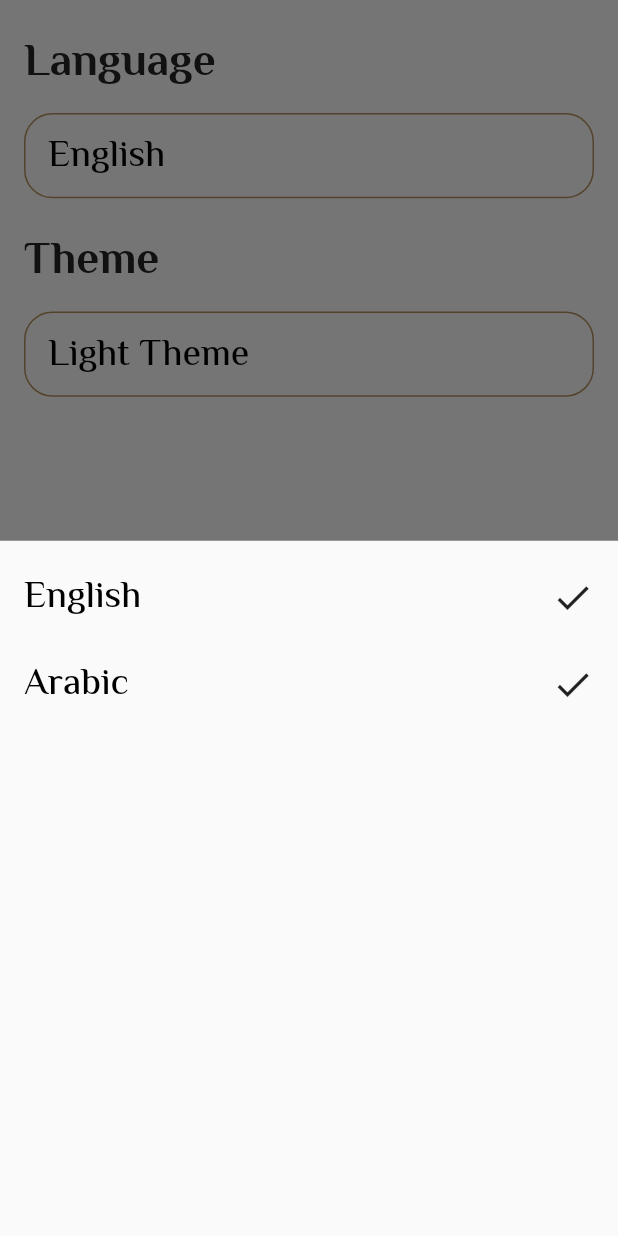
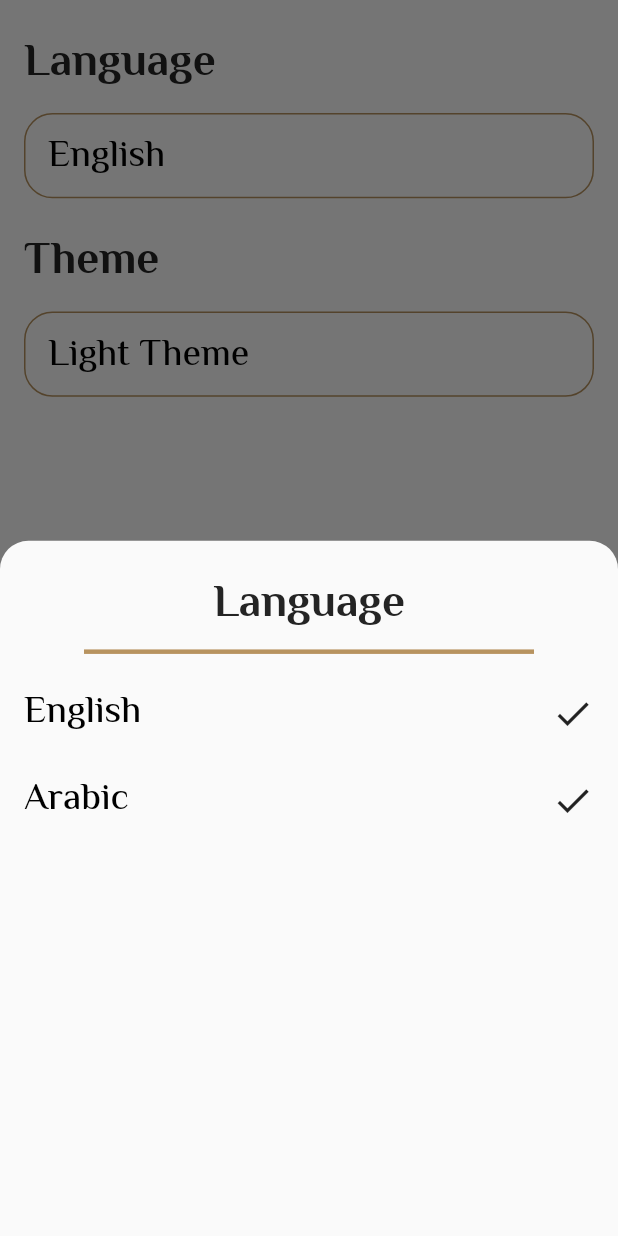
Before and after one commit to heshamgasser/new_islamic_app, a Flutter app: the SettingTab screen opened directly, after a tap on "English", on a phone screen of 412 x 824 dp. Run offline on Flutter 3.47's test engine with Material 2 defaults, Android fonts, the phone set to English and light mode, and no system bars; our stand-ins replace flutter_screenutil, google_fonts.

Commit message:
add header to bottom sheet

```diff
--- a/lib/screen/tabs/setting_tab.dart
+++ b/lib/screen/tabs/setting_tab.dart
@@ -18,6 +18,7 @@ class SettingTab extends StatelessWidget {
               style: Theme.of(context).textTheme.titleLarge,
             ),
             SettingBodyWidget(
+              header: 'Language',
               text: 'English',
               optionOne: 'English',
               optionTwo: 'Arabic',
@@ -28,6 +29,7 @@ class SettingTab extends StatelessWidget {
               style: Theme.of(context).textTheme.titleLarge,
             ),
             SettingBodyWidget(
+              header: 'Theme',
               text: 'Light Theme',
               optionOne: 'Light Theme',
               optionTwo: 'Dark Theme',
--- a/lib/widgets/setting_body_widget.dart
+++ b/lib/widgets/setting_body_widget.dart
@@ -2,41 +2,78 @@ import 'package:flutter/material.dart';
 import 'package:flutter_screenutil/flutter_screenutil.dart';
 
 class SettingBodyWidget extends StatelessWidget {
+  String header;
   String text;
   String optionOne;
   String optionTwo;
 
-
-  SettingBodyWidget({required this.text,required this.optionOne,required this.optionTwo});
+  SettingBodyWidget(
+      {required this.header,
+      required this.text,
+      required this.optionOne,
+      required this.optionTwo});
 
   @override
   Widget build(BuildContext context) {
     return InkWell(
       onTap: () {
         showModalBottomSheet(
-          context: context, builder: (context) {
+          shape: RoundedRectangleBorder(
+            borderRadius: BorderRadius.only(
+              topRight: Radius.circular(20.r),
+              topLeft: Radius.circular(20.r),
+            ),
+          ),
+          context: context,
+          builder: (context) {
             return Padding(
-            padding:  EdgeInsets.symmetric(vertical: 20.h, horizontal: 16.w),
+              padding: EdgeInsets.symmetric(vertical: 20.h, horizontal: 16.w),
               child: Column(
                 crossAxisAlignment: CrossAxisAlignment.start,
                 children: [
+                  Center(
+                    child: Text(
+                      header,
+                      style: Theme.of(context).textTheme.titleLarge,
+                    ),
+                  ),
+                  Divider(
+                    indent: 40.w,
+                    endIndent: 40.w,
+                  ),
+                  SizedBox(height: 15.h),
                   Row(
                     children: [
-                    Expanded(child: Text(optionOne, style: Theme.of(context).textTheme.titleMedium,)),
-                    Icon(Icons.done , size: 30.r,)
+                      Expanded(
+                          child: Text(
+                        optionOne,
+                        style: Theme.of(context).textTheme.titleMedium,
+                      )),
+                      Icon(
+                        Icons.done,
+                        size: 30.r,
+                      )
                     ],
                   ),
                   SizedBox(height: 20.h),
                   Row(
                     children: [
-                    Expanded(child: Text(optionTwo, style: Theme.of(context).textTheme.titleMedium,)),
-                    Icon(Icons.done , size: 30.r,)
+                      Expanded(
+                          child: Text(
+                        optionTwo,
+                        style: Theme.of(context).textTheme.titleMedium,
+                      )),
+                      Icon(
+                        Icons.done,
+                        size: 30.r,
+                      )
                     ],
                   ),
                 ],
               ),
             );
-        },);
+          },
+        );
       },
       child: Container(
         margin: EdgeInsets.symmetric(vertical: 10.h),
@@ -44,9 +81,11 @@ class SettingBodyWidget extends StatelessWidget {
         height: 60.h,
         decoration: BoxDecoration(
             borderRadius: BorderRadius.circular(20.r),
-      border: Border.all(color: Theme.of(context).secondaryHeaderColor)
+            border: Border.all(color: Theme.of(context).secondaryHeaderColor)),
+        child: Text(
+          text,
+          style: Theme.of(context).textTheme.titleMedium,
         ),
-      child: Text(text, style: Theme.of(context).textTheme.titleMedium,),
       ),
     );
   }
```
Lines whose indentation alone changed are shown as unchanged.
